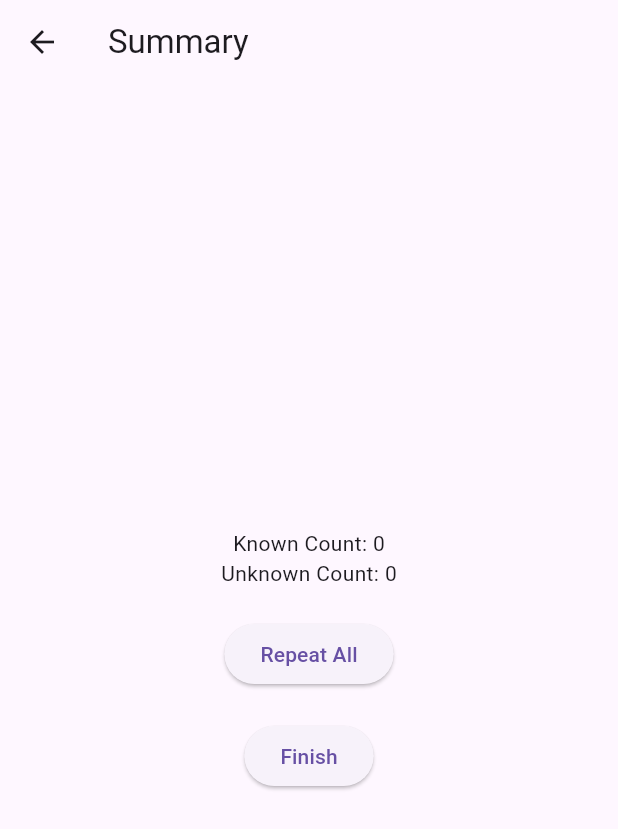
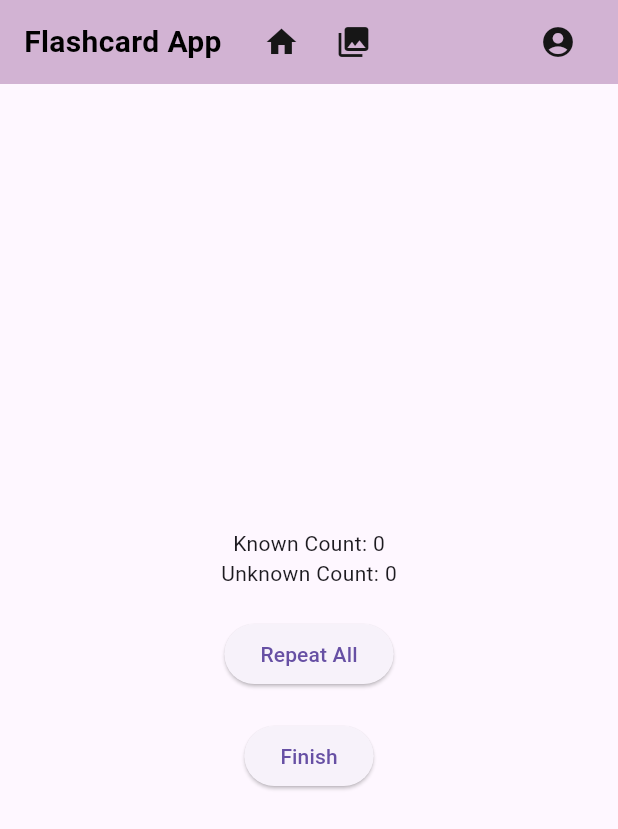
Before and after one commit to weronikakopacz/flashcards-app, a Flutter app: the SummaryScreen screen opened directly with empty values, on a phone screen of 412 x 824 dp. Shown: the top 829 px of the screen. Run offline on Flutter 3.47's test engine with Material 3 defaults, Android fonts, the phone set to English and light mode, and no system bars; our stand-ins replace bloc, equatable, flutter_bloc, logger, shared_preferences; accounts and stored records are empty.

Commit message:
fixed bugs

```diff
--- a/frontend/lib/screens/summary_screen.dart
+++ b/frontend/lib/screens/summary_screen.dart
@@ -1,4 +1,5 @@
 import 'package:flutter/material.dart';
+import 'package:frontend/components/header_widget.dart';
 import '../models/flashcard.dart';
 
 class SummaryScreen extends StatelessWidget {
@@ -22,9 +23,10 @@ class SummaryScreen extends StatelessWidget {
   @override
   Widget build(BuildContext context) {
     return Scaffold(
-      appBar: AppBar(
-        title: const Text('Summary'),
-      ),
+      appBar: const PreferredSize(
+            preferredSize: Size.fromHeight(kToolbarHeight),
+            child: HeaderWidget(),
+          ),
       body: Center(
         child: Column(
           mainAxisAlignment: MainAxisAlignment.center,
```
Also changed, not shown: frontend/lib/main.dart (+18 -12 lines).
